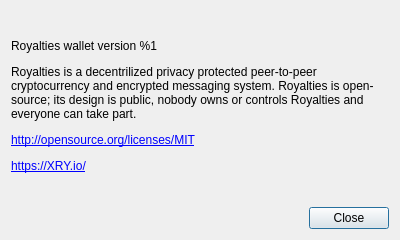
This is src/gui/ui/aboutdialog.ui in Dalak/WayangGUI as Qt 5 draws it before an edit. The edited form follows.
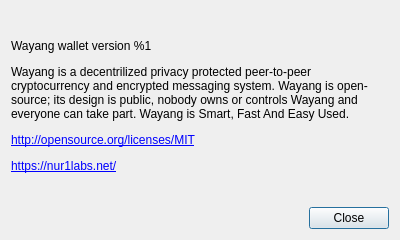
This is the edited form.

The edit to the form file:
```diff
--- a/src/gui/ui/aboutdialog.ui
+++ b/src/gui/ui/aboutdialog.ui
@@ -41,7 +41,7 @@
       </sizepolicy>
      </property>
      <property name="text">
-      <string>&lt;html&gt;&lt;head/&gt;&lt;body&gt;&lt;p&gt;Royalties wallet version %1&lt;/p&gt;&lt;p&gt;Royalties is a decentrilized privacy protected peer-to-peer cryptocurrency and encrypted messaging system. Royalties is open-source; its design is public, nobody owns or controls Royalties and everyone can take part.&lt;/p&gt;&lt;p&gt;&lt;a href=&quot;http://opensource.org/licenses/MIT&quot;&gt;&lt;span style=&quot; text-decoration: underline; color:#0000ff;&quot;&gt;http://opensource.org/licenses/MIT&lt;/span&gt;&lt;/a&gt;&lt;/p&gt;&lt;p&gt;&lt;a href=&quot;https://XRY.io/&quot;&gt;&lt;span style=&quot; text-decoration: underline; color:#0000ff;&quot;&gt;https://XRY.io/&lt;/span&gt;&lt;/a&gt;&lt;/p&gt;&lt;/body&gt;&lt;/html&gt;</string>
+      <string>&lt;html&gt;&lt;head/&gt;&lt;body&gt;&lt;p&gt;Wayang wallet version %1&lt;/p&gt;&lt;p&gt;Wayang is a decentrilized privacy protected peer-to-peer cryptocurrency and encrypted messaging system. Wayang is open-source; its design is public, nobody owns or controls Wayang and everyone can take part. Wayang is Smart, Fast And Easy Used.&lt;/p&gt;&lt;p&gt;&lt;a href=&quot;http://opensource.org/licenses/MIT&quot;&gt;&lt;span style=&quot; text-decoration: underline; color:#0000ff;&quot;&gt;http://opensource.org/licenses/MIT&lt;/span&gt;&lt;/a&gt;&lt;/p&gt;&lt;p&gt;&lt;a href=&quot;https://XRY.io/&quot;&gt;&lt;span style=&quot; text-decoration: underline; color:#0000ff;&quot;&gt;https://nur1labs.net/&lt;/span&gt;&lt;/a&gt;&lt;/p&gt;&lt;/body&gt;&lt;/html&gt;</string>
      </property>
      <property name="textFormat">
       <enum>Qt::RichText</enum>
```
